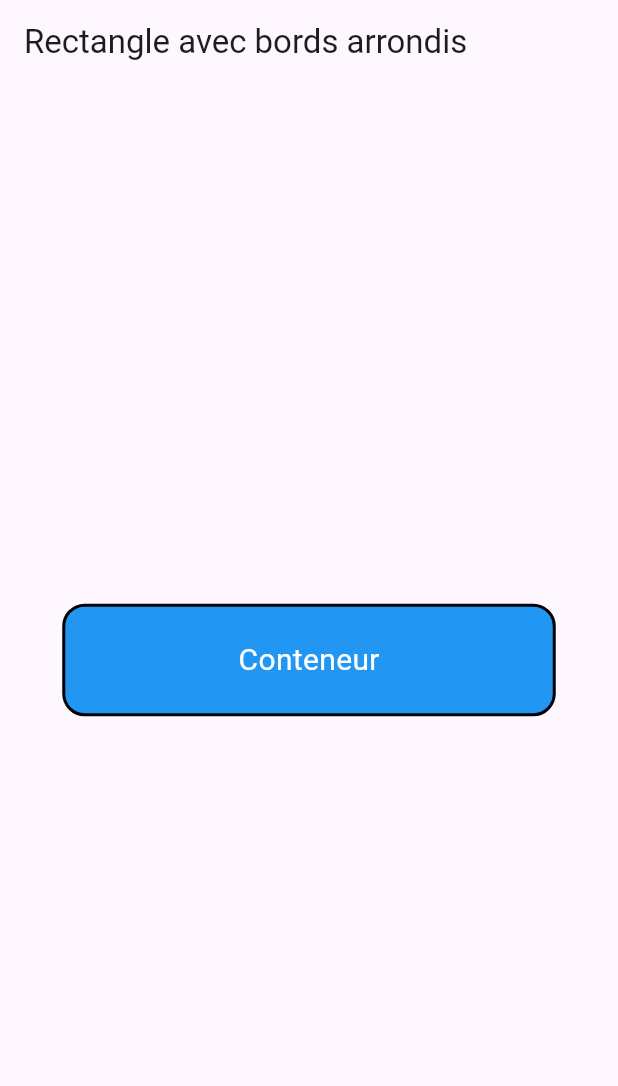
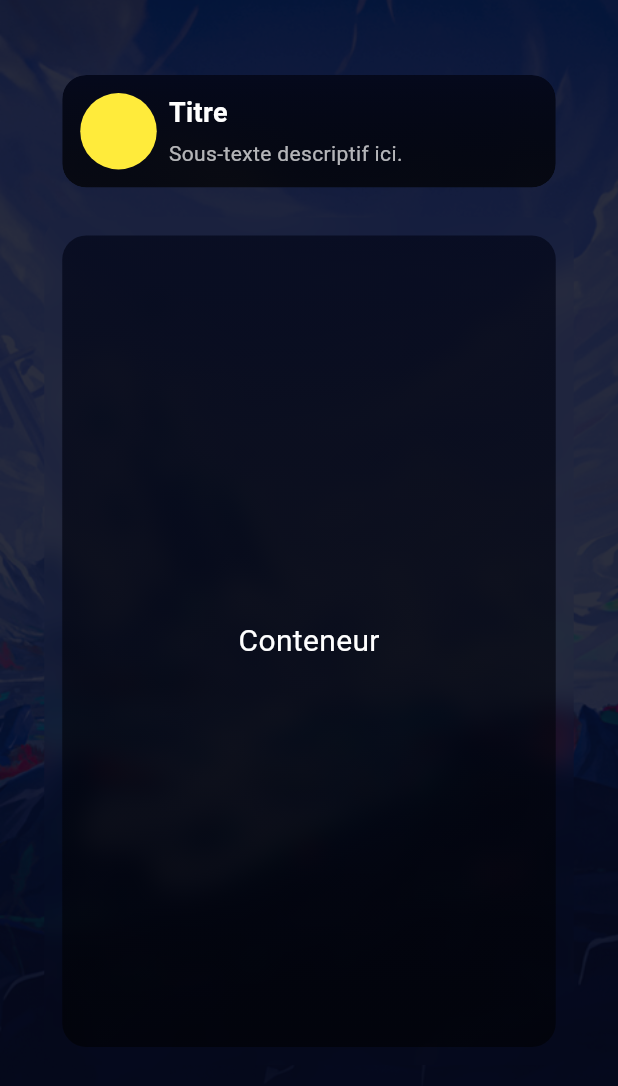
Before and after one commit to LevelingYnov/leveling_mobile, a Flutter app: the screen it shows after launch, on a phone screen of 412 x 824 dp. Shown: the top 1086 px of the screen. Run offline on Flutter 3.47's test engine with Material 3 defaults, Android fonts, the light colour scheme and no system bars.

Commit message:
homePage base

```diff
--- a/lib/home.dart
+++ b/lib/home.dart
@@ -1,11 +1,12 @@
 import 'package:flutter/material.dart';
+import 'dart:ui'; // Pour utiliser BackdropFilter
 
 class MyApp extends StatelessWidget {
   @override
   Widget build(BuildContext context) {
     return MaterialApp(
       debugShowCheckedModeBanner: false,
-      title: 'Arrosage des Plantes',
+      title: 'Leveling',
       theme: ThemeData(
         primarySwatch: Colors.green,
       ),
@@ -16,28 +17,121 @@ class MyApp extends StatelessWidget {
 
 class HomePage extends StatefulWidget {
   @override
-  Home createState() => Home();
+  _HomeState createState() => _HomeState();
 }
 
-
-class Home extends State<HomePage> {
+class _HomeState extends State<HomePage> {
   @override
   Widget build(BuildContext context) {
-    return MaterialApp(
-      home: Scaffold(
-        appBar: AppBar(
-          title: Text('Rectangle avec bords arrondis'),
+    return Scaffold(
+      body: Stack(
+        children: [
+          // Image de fond
+          Positioned.fill(
+            child: Image.asset(
+              'lib/img/leveling_fond1.png',
+              fit: BoxFit.cover,
             ),
-        body: Center(
+          ),
+          // Filtre de couleur
+          Positioned.fill(
+            child: Container(
+              decoration: BoxDecoration(
+                color: Color.fromRGBO(5, 9, 28, 0.85), // Filtre semi-transparent
+              ),
+            ),
+          ),
+          // Contenu de la page
+          Column(
+            children: [
+              SizedBox(height: 50),
+              Center(
+                child: ClipRRect(
+                  borderRadius: BorderRadius.circular(16),
+                  child: BackdropFilter(
+                    filter: ImageFilter.blur(sigmaX: 8, sigmaY: 8),
                     child: Container(
                       width: 329,
                       height: 75,
+                      padding: EdgeInsets.all(12), // Padding intérieur du conteneur
                       decoration: BoxDecoration(
-              color: Colors.blue, // Couleur de fond du rectangle
-              borderRadius: BorderRadius.circular(15), // Bords arrondis
-              border: Border.all(
-                color: Colors.black, // Couleur de la bordure
-                width: 2, // Épaisseur de la bordure
+                        borderRadius: BorderRadius.circular(16),
+                        color: Color.fromRGBO(5, 9, 28, 1.0), // Fond opaque
+                        gradient: LinearGradient(
+                          begin: Alignment.topCenter,
+                          end: Alignment.bottomCenter,
+                          colors: [
+                            Color.fromRGBO(5, 9, 28, 1.0), // Fond opaque en haut
+                            Colors.black.withOpacity(0.7), // Dégradé noir en bas
+                          ],
+                        ),
+                      ),
+                      child: Row(
+                        crossAxisAlignment: CrossAxisAlignment.start, // Alignement en haut
+                        children: [
+                          // Rond jaune à gauche
+                          Container(
+                            width: 51,
+                            height: 51,
+                            margin: EdgeInsets.only(right: 8), // Espacement entre le rond et le texte
+                            decoration: BoxDecoration(
+                              color: Colors.yellow,
+                              shape: BoxShape.circle,
+                            ),
+                          ),
+                          // Colonne pour le titre et le sous-texte
+                          Column(
+                            crossAxisAlignment: CrossAxisAlignment.start, // Alignement à gauche
+                            mainAxisSize: MainAxisSize.min, // Réduire la hauteur de la colonne au contenu
+                            children: [
+                              Text(
+                                'Titre',
+                                style: TextStyle(
+                                  color: Colors.white,
+                                  fontSize: 18,
+                                  fontWeight: FontWeight.bold,
+                                ),
+                              ),
+                              SizedBox(height: 4), // Espacement entre le titre et le sous-texte
+                              Text(
+                                'Sous-texte descriptif ici.',
+                                style: TextStyle(
+                                  color: Colors.white70,
+                                  fontSize: 14,
+                                ),
+                              ),
+                            ],
+                          ),
+                        ],
+                      ),
+                    ),
+
+
+
+                  ),
+                ),
+              ),
+              SizedBox(height: 20),
+              Center(
+                child: ClipRRect(
+                  borderRadius: BorderRadius.circular(16),
+                  child: BackdropFilter(
+                    filter: ImageFilter.blur(sigmaX: 8, sigmaY: 8),
+                    child: Padding(
+                      padding: EdgeInsets.all(12), // Ajoute un padding de 12
+                      child: Container(
+                        width: 329,
+                        height: 541,
+                        decoration: BoxDecoration(
+                          borderRadius: BorderRadius.circular(16),
+                          color: Color.fromRGBO(5, 9, 28, 1.0).withOpacity(0.8), // Fond complètement opaque
+                          gradient: LinearGradient(
+                            begin: Alignment.topCenter,
+                            end: Alignment.bottomCenter,
+                            colors: [
+                              Color.fromRGBO(5, 9, 28, 1.0), // Fond opaque en haut
+                              Colors.black.withOpacity(0.7), // Dégradé vers le noir en bas
+                            ],
                           ),
                         ),
                         child: Center(
@@ -52,6 +146,12 @@ class Home extends State<HomePage> {
                       ),
                     ),
                   ),
+                ),
+              ),
+            ],
+          ),
+        ],
+      ),
     );
   }
 }
--- a/pubspec.yaml
+++ b/pubspec.yaml
@@ -59,9 +59,8 @@ flutter:
   uses-material-design: true
 
   # To add assets to your application, add an assets section, like this:
-  # assets:
-  #   - images/a_dot_burr.jpeg
-  #   - images/a_dot_ham.jpeg
+  assets:
+    - lib/img/leveling_fond1.png
 
   # An image asset can refer to one or more resolution-specific "variants", see
   # https://flutter.dev/to/resolution-aware-images
```
Also changed, not shown: lib/img/leveling_fond1.png (added). Lines whose indentation alone changed are shown as unchanged.
